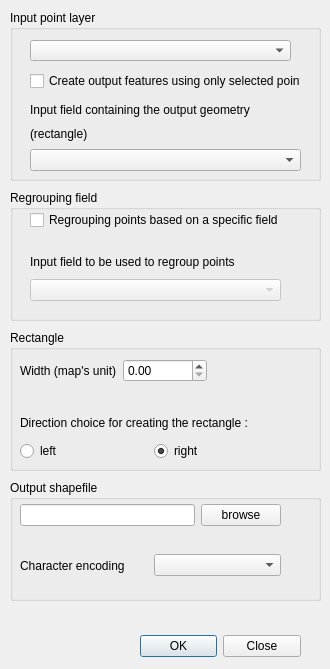
Old version of the form ui/ui_archeocad_Rect.ui in the repository narimanInrap/ArcheoCAD.
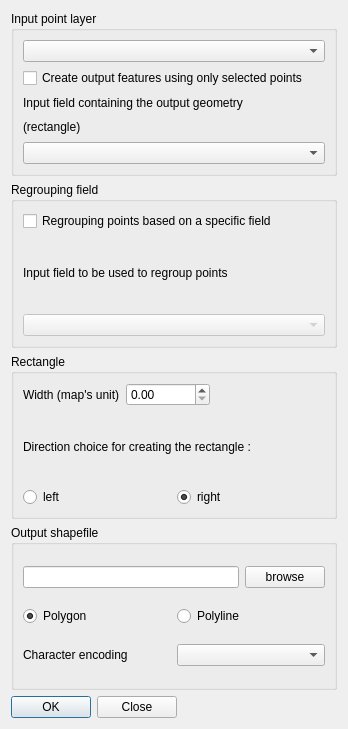
New version of the form. Custom widgets are drawn as their Qt base class.

Diff of the .ui file:
```diff
--- a/ui/ui_archeocad_Rect.ui
+++ b/ui/ui_archeocad_Rect.ui
@@ -6,12 +6,12 @@
    <rect>
     <x>0</x>
     <y>0</y>
-    <width>330</width>
-    <height>669</height>
+    <width>348</width>
+    <height>729</height>
    </rect>
   </property>
   <property name="sizePolicy">
-   <sizepolicy hsizetype="Fixed" vsizetype="Fixed">
+   <sizepolicy hsizetype="Preferred" vsizetype="Preferred">
     <horstretch>0</horstretch>
     <verstretch>0</verstretch>
    </sizepolicy>
@@ -24,8 +24,8 @@
   </property>
   <property name="maximumSize">
    <size>
-    <width>330</width>
-    <height>669</height>
+    <width>16777215</width>
+    <height>16777215</height>
    </size>
   </property>
   <property name="windowTitle">
@@ -34,49 +34,17 @@
   <property name="locale">
    <locale language="English" country="UnitedStates"/>
   </property>
-  <widget class="QDialogButtonBox" name="buttonBox">
-   <property name="geometry">
-    <rect>
-     <x>140</x>
-     <y>630</y>
-     <width>161</width>
-     <height>32</height>
-    </rect>
-   </property>
-   <property name="sizePolicy">
-    <sizepolicy hsizetype="Fixed" vsizetype="Fixed">
-     <horstretch>0</horstretch>
-     <verstretch>0</verstretch>
-    </sizepolicy>
-   </property>
-   <property name="orientation">
-    <enum>Qt::Horizontal</enum>
-   </property>
-   <property name="standardButtons">
-    <set>QDialogButtonBox::Close|QDialogButtonBox::Ok</set>
-   </property>
-  </widget>
+  <layout class="QGridLayout" name="gridLayout">
+   <item row="0" column="0">
   <widget class="QGroupBox" name="gBox_pointLayer">
-   <property name="geometry">
-    <rect>
-     <x>10</x>
-     <y>10</y>
-     <width>311</width>
-     <height>171</height>
-    </rect>
-   </property>
    <property name="title">
     <string>Input point layer</string>
    </property>
-   <widget class="QWidget" name="horizontalLayoutWidget_2">
-    <property name="geometry">
-     <rect>
-      <x>20</x>
-      <y>60</y>
-      <width>271</width>
-      <height>22</height>
-     </rect>
-    </property>
+     <layout class="QGridLayout" name="gridLayout_2">
+      <item row="0" column="0">
+       <widget class="QgsMapLayerComboBox" name="qgsComboPointLayer"/>
+      </item>
+      <item row="1" column="0">
     <layout class="QHBoxLayout" name="horizontalLayout_2">
      <item>
       <widget class="QCheckBox" name="chkBoxSelected">
@@ -86,16 +54,8 @@
       </widget>
      </item>
     </layout>
-   </widget>
-   <widget class="QWidget" name="verticalLayoutWidget">
-    <property name="geometry">
-     <rect>
-      <x>20</x>
-      <y>90</y>
-      <width>271</width>
-      <height>71</height>
-     </rect>
-    </property>
+      </item>
+      <item row="2" column="0">
     <layout class="QVBoxLayout" name="verticalLayout">
      <item>
       <widget class="QLabel" name="TxtLabel_geoChoice">
@@ -115,39 +75,17 @@
       <widget class="QComboBox" name="comboGeoChoice"/>
      </item>
     </layout>
-   </widget>
-   <widget class="QgsMapLayerComboBox" name="qgsComboPointLayer">
-    <property name="geometry">
-     <rect>
-      <x>20</x>
-      <y>30</y>
-      <width>261</width>
-      <height>21</height>
-     </rect>
-    </property>
-   </widget>
-  </widget>
+      </item>
+     </layout>
+    </widget>
+   </item>
+   <item row="1" column="0">
   <widget class="QGroupBox" name="gBox_multipleTr">
-   <property name="geometry">
-    <rect>
-     <x>10</x>
-     <y>190</y>
-     <width>311</width>
-     <height>131</height>
-    </rect>
-   </property>
    <property name="title">
     <string>Regrouping field</string>
    </property>
-   <widget class="QWidget" name="horizontalLayoutWidget">
-    <property name="geometry">
-     <rect>
-      <x>20</x>
-      <y>20</y>
-      <width>281</width>
-      <height>21</height>
-     </rect>
-    </property>
+     <layout class="QGridLayout" name="gridLayout_3">
+      <item row="0" column="0">
     <layout class="QHBoxLayout" name="horizontalLayout">
      <item>
       <widget class="QCheckBox" name="chkBoxFieldGroup">
@@ -157,16 +95,8 @@
       </widget>
      </item>
     </layout>
-   </widget>
-   <widget class="QWidget" name="verticalLayoutWidget_2">
-    <property name="geometry">
-     <rect>
-      <x>20</x>
-      <y>60</y>
-      <width>251</width>
-      <height>51</height>
-     </rect>
-    </property>
+      </item>
+      <item row="1" column="0">
     <layout class="QVBoxLayout" name="verticalLayout_4">
      <item>
       <widget class="QLabel" name="label_regroup">
@@ -186,111 +116,17 @@
       </widget>
      </item>
     </layout>
-   </widget>
-  </widget>
-  <widget class="QGroupBox" name="gBox_Output">
-   <property name="geometry">
-    <rect>
-     <x>10</x>
-     <y>480</y>
-     <width>311</width>
-     <height>121</height>
-    </rect>
-   </property>
-   <property name="title">
-    <string>Output shapefile</string>
-   </property>
-   <widget class="QWidget" name="horizontalLayoutWidget_4">
-    <property name="geometry">
-     <rect>
-      <x>10</x>
-      <y>20</y>
-      <width>261</width>
-      <height>31</height>
-     </rect>
-    </property>
-    <layout class="QHBoxLayout" name="horizontalLayout_4">
-     <item>
-      <widget class="QLineEdit" name="outFileLine"/>
-     </item>
-     <item>
-      <widget class="QPushButton" name="ButtonBrowse">
-       <property name="text">
-        <string>browse</string>
-       </property>
-      </widget>
-     </item>
-    </layout>
-   </widget>
-   <widget class="QWidget" name="horizontalLayoutWidget_5">
-    <property name="geometry">
-     <rect>
-      <x>10</x>
-      <y>70</y>
-      <width>261</width>
-      <height>31</height>
-     </rect>
-    </property>
-    <layout class="QHBoxLayout" name="horizontalLayout_5">
-     <item>
-      <widget class="QLabel" name="label_enconding">
-       <property name="text">
-        <string>Character encoding</string>
-       </property>
-      </widget>
-     </item>
-     <item>
-      <widget class="QComboBox" name="comboEncoding"/>
-     </item>
-    </layout>
-   </widget>
-  </widget>
-  <widget class="QWidget" name="verticalLayoutWidget_3">
-   <property name="geometry">
-    <rect>
-     <x>10</x>
-     <y>600</y>
-     <width>311</width>
-     <height>31</height>
-    </rect>
-   </property>
-   <layout class="QVBoxLayout" name="verticalLayout_5">
-    <item>
-     <spacer name="verticalSpacer">
-      <property name="orientation">
-       <enum>Qt::Vertical</enum>
-      </property>
-      <property name="sizeHint" stdset="0">
-       <size>
-        <width>20</width>
-        <height>40</height>
-       </size>
-      </property>
-     </spacer>
-    </item>
-   </layout>
-  </widget>
+      </item>
+     </layout>
+    </widget>
+   </item>
+   <item row="2" column="0">
   <widget class="QGroupBox" name="gBox_multipleTr_2">
-   <property name="geometry">
-    <rect>
-     <x>10</x>
-     <y>330</y>
-     <width>311</width>
-     <height>141</height>
-    </rect>
-   </property>
    <property name="title">
     <string>Rectangle</string>
    </property>
-   <widget class="QWidget" name="horizontalLayoutWidget_3">
-    <property name="geometry">
-     <rect>
-      <x>10</x>
-      <y>20</y>
-      <width>261</width>
-      <height>41</height>
-     </rect>
-    </property>
+     <layout class="QGridLayout" name="gridLayout_4">
+      <item row="0" column="0">
     <layout class="QHBoxLayout" name="horizontalLayout_3">
      <item>
       <widget class="QLabel" name="label_Width">
@@ -323,16 +159,8 @@
       </spacer>
      </item>
     </layout>
-   </widget>
-   <widget class="QWidget" name="verticalLayoutWidget_4">
-    <property name="geometry">
-     <rect>
-      <x>10</x>
-      <y>80</y>
-      <width>261</width>
-      <height>51</height>
-     </rect>
-    </property>
+      </item>
+      <item row="1" column="0">
     <layout class="QVBoxLayout" name="verticalLayout_2">
      <item>
       <widget class="QLabel" name="label_orientation">
@@ -366,8 +194,91 @@
       </layout>
      </item>
     </layout>
-   </widget>
-  </widget>
+      </item>
+     </layout>
+    </widget>
+   </item>
+   <item row="3" column="0">
+    <widget class="QGroupBox" name="gBox_Output">
+     <property name="sizePolicy">
+      <sizepolicy hsizetype="Preferred" vsizetype="Preferred">
+       <horstretch>0</horstretch>
+       <verstretch>0</verstretch>
+      </sizepolicy>
+     </property>
+     <property name="title">
+      <string>Output shapefile</string>
+     </property>
+     <layout class="QGridLayout" name="gridLayout_5">
+      <item row="2" column="0">
+       <layout class="QHBoxLayout" name="horizontalLayout_5">
+        <item>
+         <widget class="QLabel" name="label_enconding">
+          <property name="text">
+           <string>Character encoding</string>
+          </property>
+         </widget>
+        </item>
+        <item>
+         <widget class="QComboBox" name="comboEncoding"/>
+        </item>
+       </layout>
+      </item>
+      <item row="0" column="0">
+       <layout class="QHBoxLayout" name="horizontalLayout_4">
+        <item>
+         <widget class="QLineEdit" name="outFileLine"/>
+        </item>
+        <item>
+         <widget class="QPushButton" name="ButtonBrowse">
+          <property name="text">
+           <string>browse</string>
+          </property>
+         </widget>
+        </item>
+       </layout>
+      </item>
+      <item row="1" column="0">
+       <layout class="QHBoxLayout" name="horizontalLayout_7">
+        <item>
+         <widget class="QRadioButton" name="radioButPolyG">
+          <property name="text">
+           <string>Polygon</string>
+          </property>
+          <property name="checked">
+           <bool>true</bool>
+          </property>
+         </widget>
+        </item>
+        <item>
+         <widget class="QRadioButton" name="radioButPolyL">
+          <property name="text">
+           <string>Polyline</string>
+          </property>
+         </widget>
+        </item>
+       </layout>
+      </item>
+     </layout>
+    </widget>
+   </item>
+   <item row="4" column="0">
+    <widget class="QDialogButtonBox" name="buttonBox">
+     <property name="sizePolicy">
+      <sizepolicy hsizetype="Fixed" vsizetype="Fixed">
+       <horstretch>0</horstretch>
+       <verstretch>0</verstretch>
+      </sizepolicy>
+     </property>
+     <property name="orientation">
+      <enum>Qt::Horizontal</enum>
+     </property>
+     <property name="standardButtons">
+      <set>QDialogButtonBox::Close|QDialogButtonBox::Ok</set>
+     </property>
+    </widget>
+   </item>
+  </layout>
  </widget>
  <customwidgets>
   <customwidget>
```
Lines whose indentation alone changed are shown as unchanged.
